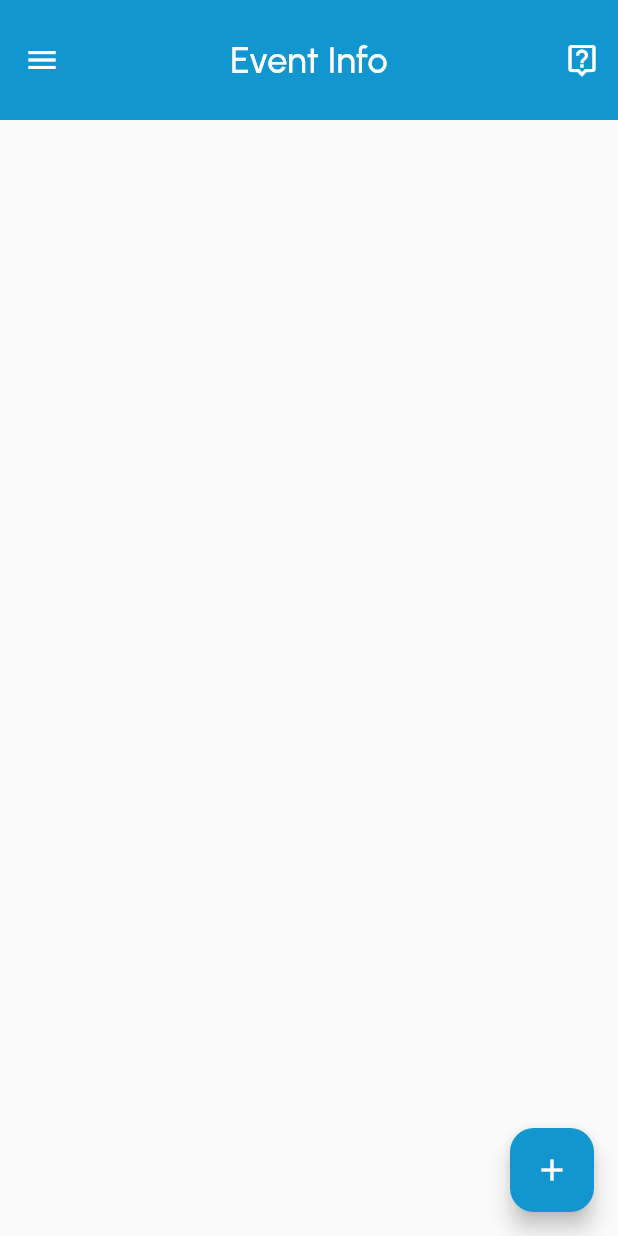
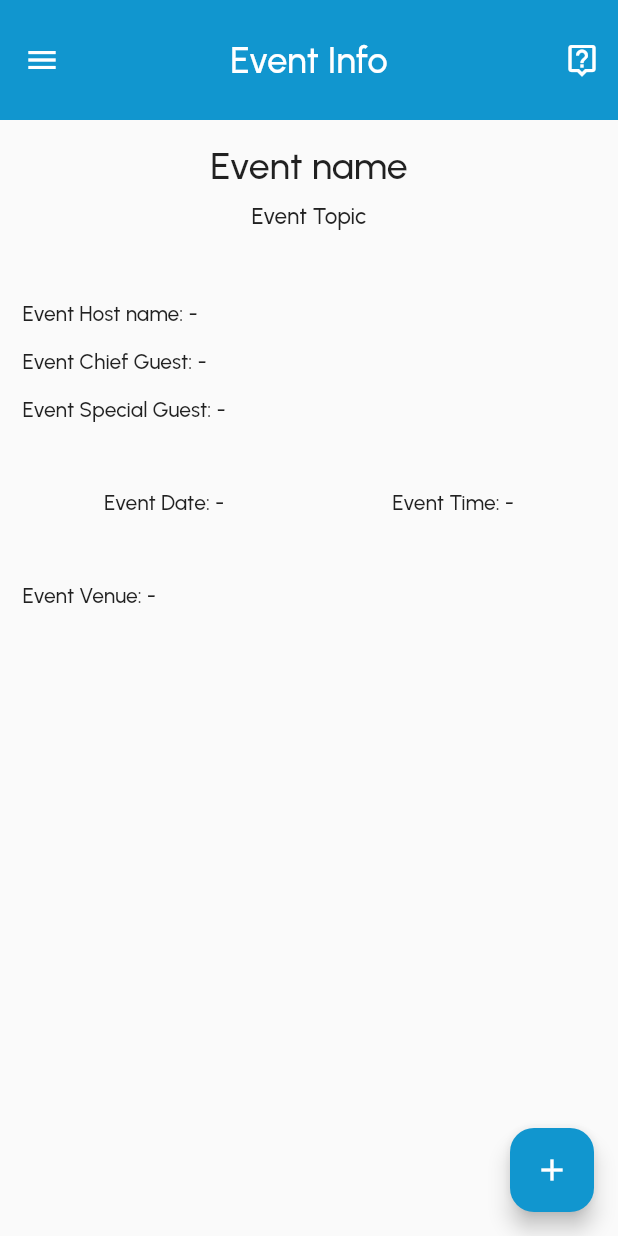
Before and after one commit to saadbhaldar1212/Project-Guestify, a Flutter app: the Home screen opened directly, on a phone screen of 412 x 824 dp. Run offline on Flutter 3.47's test engine with Material 2 defaults, Android fonts, the phone set to English and light mode, and no system bars; our stand-ins replace firebase_auth, firebase_core, firebase_database, fluttertoast; accounts and stored records are empty; project files that could hold a hidden picture were left out.

Commit message:
Static event info created

```diff
--- a/lib/main.dart
+++ b/lib/main.dart
@@ -1,5 +1,6 @@
 import 'package:firebase_core/firebase_core.dart';
 import 'package:flutter/material.dart';
+import 'package:guestify/pages/eventInfo.dart';
 import 'package:guestify/pages/home.dart';
 import 'package:guestify/seats/seats.dart';
 // import 'package:guestify/login/adminLogin.dart';
@@ -53,7 +54,7 @@ class MyApp extends StatelessWidget {
             return const Text('Something went Wrong');
             // Utils().toastMessage(snapshot.error.toString());
           } else if (snapshot.hasData) {
-            return const Seats();
+            return const Home();
           } else {
             return const Center(
               child: CircularProgressIndicator(),
--- a/lib/pages/home.dart
+++ b/lib/pages/home.dart
@@ -89,11 +89,76 @@ class _HomeState extends State<Home> {
           ),
         ],
       ),
-      // body: ListView(
-      //   children: [
-      //     const Text('No events'),
-      //   ],
-      // ),
+      body: ListView(
+        children: [
+          Padding(
+            padding: const EdgeInsets.only(top: 15.0, bottom: 10.0),
+            child: Row(
+              mainAxisAlignment: MainAxisAlignment.center,
+              children: const [
+                Text(
+                  'Event name',
+                  style: TextStyle(
+                    fontSize: 25,
+                    fontWeight: FontWeight.w600,
+                  ),
+                ),
+              ],
+            ),
+          ),
+          Row(
+            mainAxisAlignment: MainAxisAlignment.center,
+            children: const [
+              Text(
+                'Event Topic',
+                style: TextStyle(fontSize: 15),
+              ),
+            ],
+          ),
+          Padding(
+            padding: const EdgeInsets.only(top: 48.0, left: 15.0),
+            child: Row(
+              children: const [
+                Text('Event Host name: - '),
+              ],
+            ),
+          ),
+          Padding(
+            padding: const EdgeInsets.only(top: 15.0, left: 15.0),
+            child: Row(
+              children: const [
+                Text('Event Chief Guest: - '),
+              ],
+            ),
+          ),
+          Padding(
+            padding: const EdgeInsets.only(top: 15.0, left: 15.0),
+            child: Row(
+              children: const [
+                Text('Event Special Guest: - '),
+              ],
+            ),
+          ),
+          Padding(
+            padding: const EdgeInsets.only(top: 45.0, left: 15.0, right: 15.0),
+            child: Row(
+              mainAxisAlignment: MainAxisAlignment.spaceAround,
+              children: const [
+                Text('Event Date: - '),
+                Text('Event Time: -'),
+              ],
+            ),
+          ),
+          Padding(
+            padding: const EdgeInsets.only(top: 45.0, left: 15.0, right: 15.0),
+            child: Row(
+              children: const [
+                Text('Event Venue: - '),
+              ],
+            ),
+          ),
+        ],
+      ),
       floatingActionButton: FloatingActionButton(
         backgroundColor: const Color.fromARGB(255, 17, 150, 207),
         onPressed: (() {
```
Also changed, not shown: lib/seats/seats.dart (+73 -41 lines).
